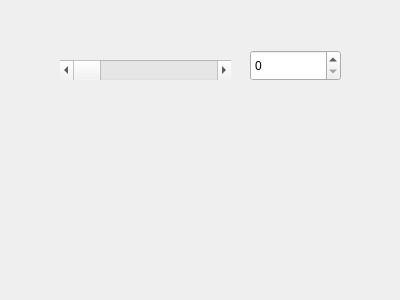
Old version of the form HexapodController/src/mainUI.ui in the repository DaniGuille/RoboticaAvanzada.
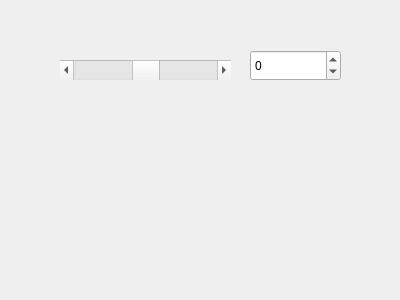
New version of the form.

```diff
--- a/HexapodController/src/mainUI.ui
+++ b/HexapodController/src/mainUI.ui
@@ -22,6 +22,12 @@
      <height>31</height>
     </rect>
    </property>
+   <property name="minimum">
+    <number>-200</number>
+   </property>
+   <property name="maximum">
+    <number>200</number>
+   </property>
   </widget>
   <widget class="QScrollBar" name="horizontalScrollBar">
    <property name="geometry">
@@ -32,6 +38,12 @@
      <height>20</height>
     </rect>
    </property>
+   <property name="minimum">
+    <number>-200</number>
+   </property>
+   <property name="maximum">
+    <number>200</number>
+   </property>
    <property name="orientation">
     <enum>Qt::Horizontal</enum>
    </property>
```
